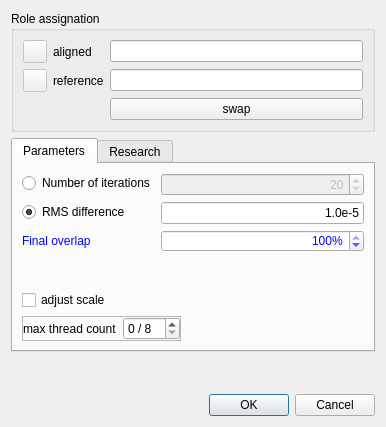
Qt form qCC/ui_templates/registrationDlg.ui (CloudCompare/CloudCompare) before a commit.
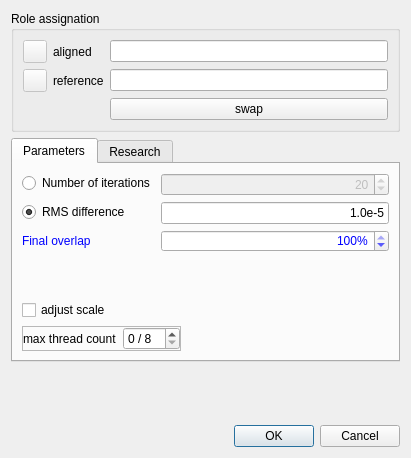
The same form after that commit.

The edit to the form file:
```diff
--- a/qCC/ui_templates/registrationDlg.ui
+++ b/qCC/ui_templates/registrationDlg.ui
@@ -6,8 +6,8 @@
    <rect>
     <x>0</x>
     <y>0</y>
-    <width>386</width>
-    <height>427</height>
+    <width>411</width>
+    <height>458</height>
    </rect>
   </property>
   <property name="windowTitle">
```
Left out of the diff: 26 changed lines with no effect on the pictures.
